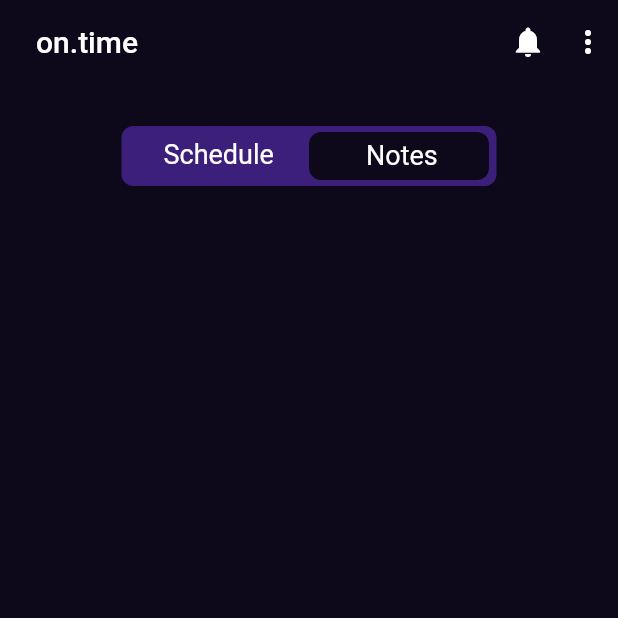
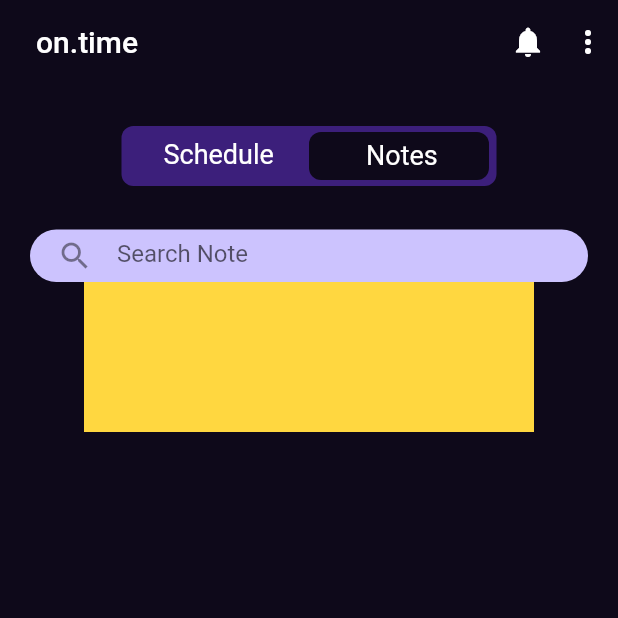
Before and after one commit to najmulmyself/Practice_App, a Flutter app: the screen it shows after launch, on a phone screen of 412 x 824 dp, the top half of it. Run offline on Flutter 3.47's test engine with Material 2 defaults, Android fonts, the phone set to English and light mode, and no system bars.

Commit message:
text field added

```diff
--- a/on_time_app/lib/main.dart
+++ b/on_time_app/lib/main.dart
@@ -28,7 +28,12 @@ class MyApp extends StatelessWidget {
             ),
           ],
         ),
-        body: Container(
+        body: Column(
+          crossAxisAlignment: CrossAxisAlignment.center,
+          children: [
+            //Toggle Bar//
+
+            Container(
               child: Padding(
                 padding: const EdgeInsets.all(28.0),
                 child: Row(
@@ -67,7 +72,8 @@ class MyApp extends StatelessWidget {
                             width: 120,
                             height: 32,
                             child: Padding(
-                          padding: const EdgeInsets.only(left: 38.0, top: 5),
+                              padding:
+                                  const EdgeInsets.only(left: 38.0, top: 5),
                               child: Text(
                                 "Notes",
                                 style: TextStyle(
@@ -77,13 +83,45 @@ class MyApp extends StatelessWidget {
                               ),
                             ),
                           ),
-                    )
+                        ),
                       ],
                     ),
                   ],
                 ),
               ),
             ),
+
+            //Text Field//
+
+            Padding(
+              padding: const EdgeInsets.only(top: 1, left: 20.0, right: 20),
+              child: Container(
+                height: 35,
+                decoration: BoxDecoration(
+                    borderRadius: BorderRadius.circular(30),
+                    color: Color(0xffCCC3FE)),
+                child: TextField(
+                  decoration: InputDecoration(
+                    icon: Padding(
+                      padding: const EdgeInsets.only(left: 18.0),
+                      child: Icon(Icons.search),
+                    ),
+                    hintText: "Search Note",
+                    border: InputBorder.none,
+                  ),
+                ),
+              ),
+            ),
+
+            //Card//
+
+            Container(
+              width: 300,
+              height: 100,
+              color: Colors.amberAccent,
+            )
+          ],
+        ),
       ),
     );
   }
```
Lines whose indentation alone changed are shown as unchanged.
